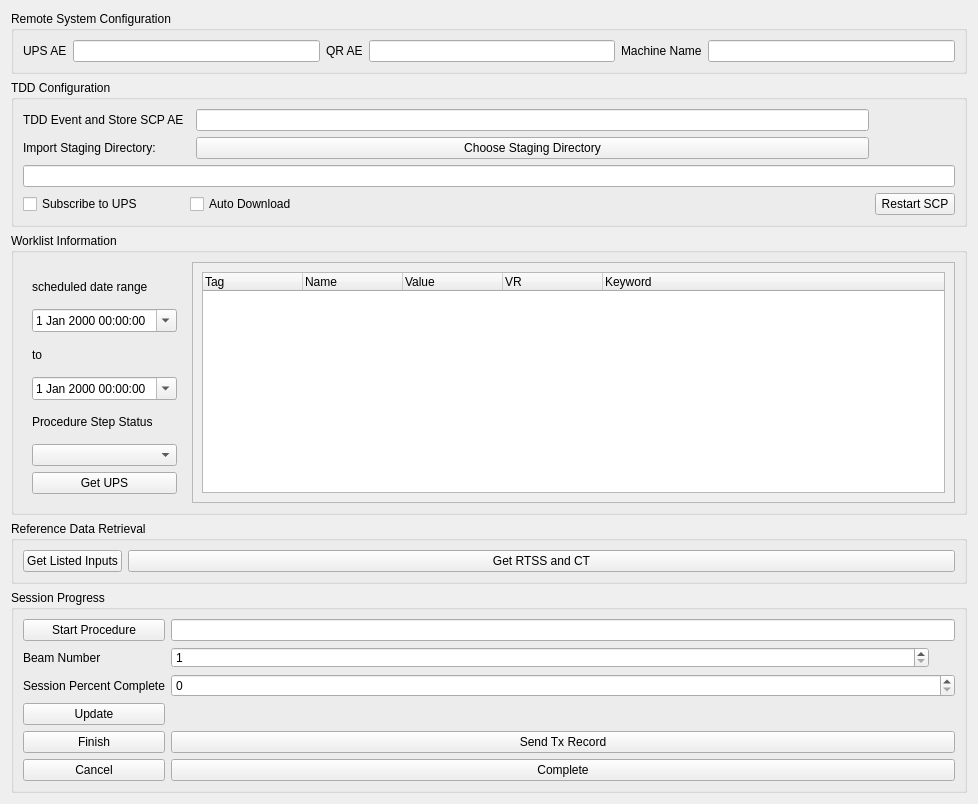
Before: the Qt Designer form tdwii_plus_examples/tdd/tdd.ui in sjswerdloff/tdwii_plus_examples, drawn with Qt 5.
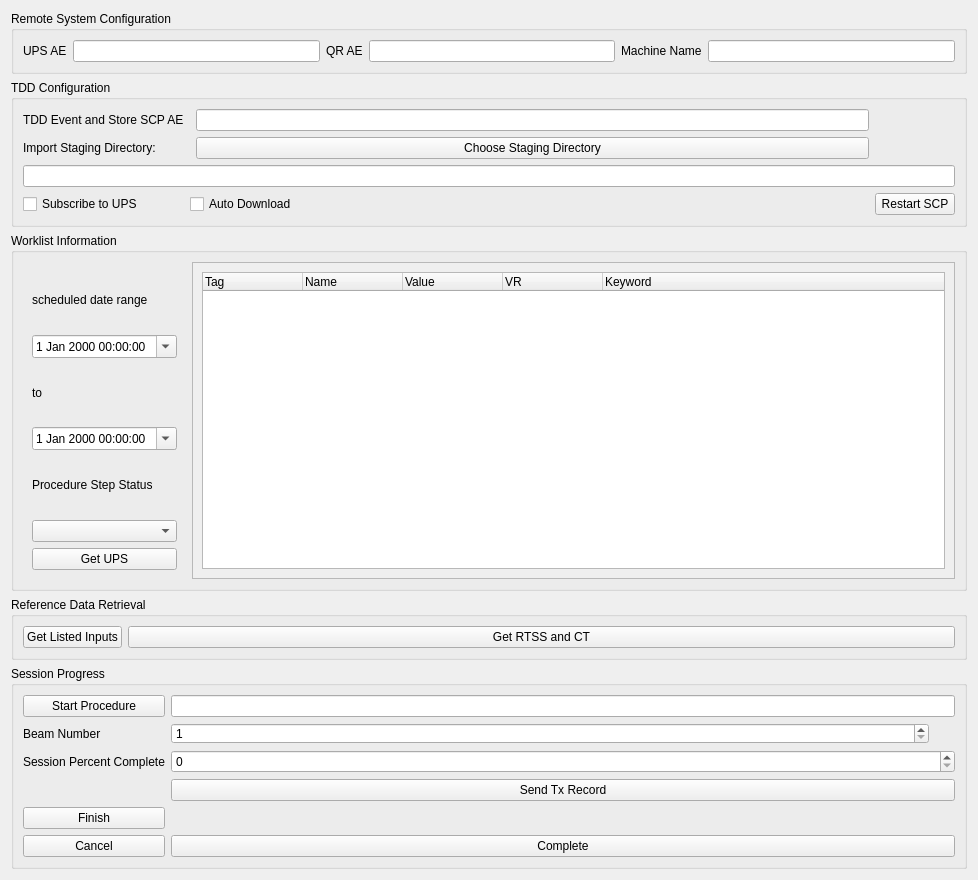
After: the same form once the commit is applied.

Commit message: changed from explicit button press for progress update to doing so on change in value for beam or session progress percent

What changed in the file:
```diff
--- a/tdwii_plus_examples/tdd/tdd.ui
+++ b/tdwii_plus_examples/tdd/tdd.ui
@@ -7,7 +7,7 @@
     <x>0</x>
     <y>0</y>
     <width>978</width>
-    <height>804</height>
+    <height>880</height>
    </rect>
   </property>
   <property name="windowTitle">
@@ -259,7 +259,7 @@
            <x>0</x>
            <y>0</y>
            <width>706</width>
-           <height>177</height>
+           <height>238</height>
           </rect>
          </property>
          <layout class="QHBoxLayout" name="horizontalLayout_2">
@@ -374,13 +374,6 @@
         </property>
        </widget>
       </item>
-      <item row="3" column="0">
-       <widget class="QPushButton" name="update_progress_button">
-        <property name="text">
-         <string>Update</string>
-        </property>
-       </widget>
-      </item>
       <item row="4" column="0">
        <widget class="QPushButton" name="final_update_button">
         <property name="text">
@@ -388,13 +381,6 @@
         </property>
        </widget>
       </item>
-      <item row="4" column="1">
-       <widget class="QPushButton" name="send_tx_record_button">
-        <property name="text">
-         <string>Send Tx Record</string>
-        </property>
-       </widget>
-      </item>
       <item row="5" column="0">
        <widget class="QPushButton" name="cancel_procedure_button">
         <property name="text">
@@ -409,6 +395,13 @@
         </property>
        </widget>
       </item>
+      <item row="3" column="1">
+       <widget class="QPushButton" name="send_tx_record_button">
+        <property name="text">
+         <string>Send Tx Record</string>
+        </property>
+       </widget>
+      </item>
      </layout>
     </widget>
    </item>
```
The commit also changes 2 other files.
